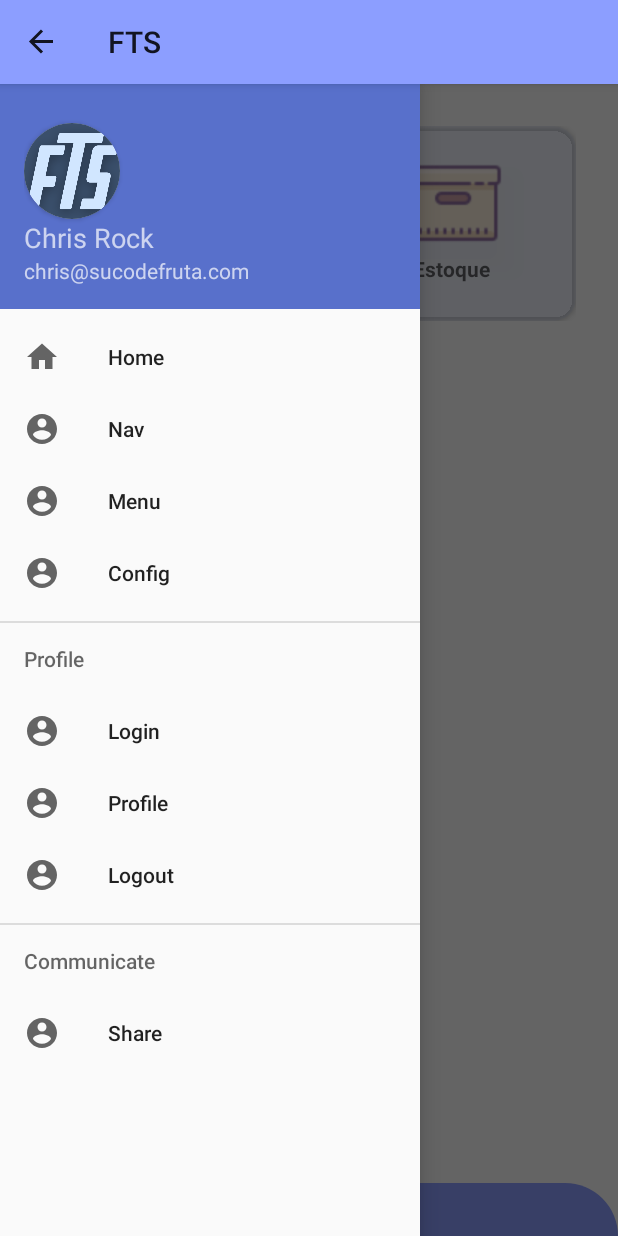
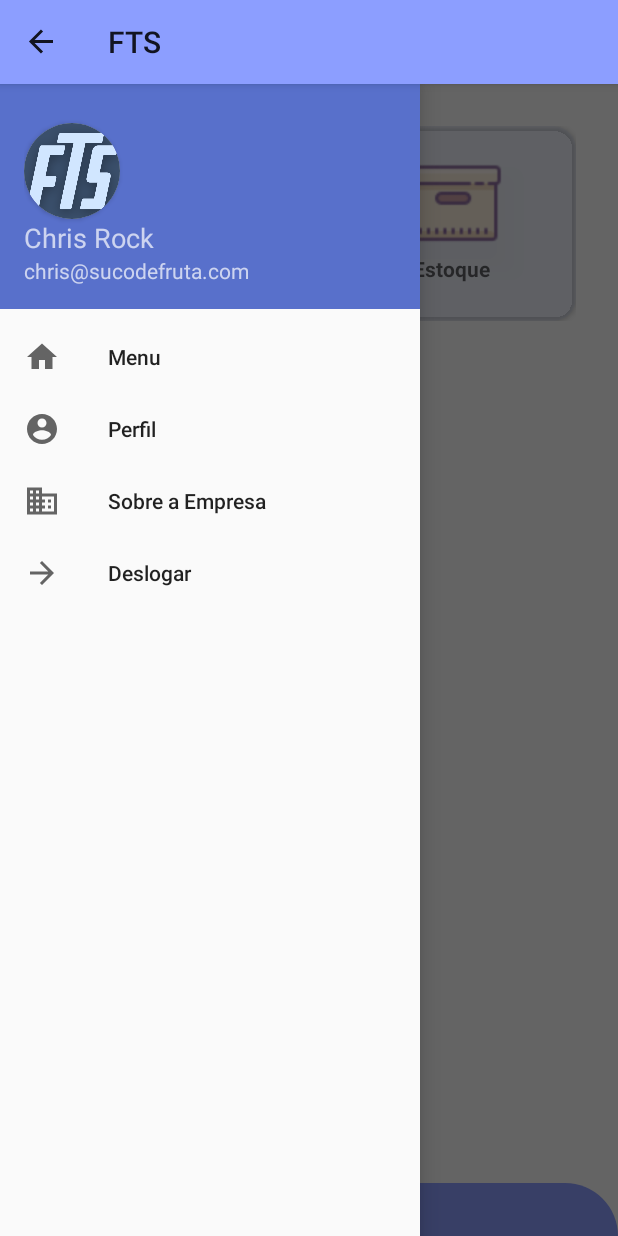
Before and after one commit to lorranasantos/Flow-Trading-System-App, an Android app: the MenuActivity screen opened directly, with no data from a screen before it, with the side drawer open, on a phone screen of 412 x 824 dp. Run offline under Robolectric (Android 15) with nearby library versions, the phone set to English and light mode, and no system bars.

Commit message:
Troca de telas utilizando o NavigationDrawer

```diff
--- a/app/build.gradle
+++ b/app/build.gradle
@@ -22,6 +22,10 @@ android {
             proguardFiles getDefaultProguardFile('proguard-android-optimize.txt'), 'proguard-rules.pro'
         }
     }
+
+    compileOptions {
+        targetCompatibility JavaVersion.VERSION_1_8
+    }
 }
 
 dependencies {
--- a/app/src/main/AndroidManifest.xml
+++ b/app/src/main/AndroidManifest.xml
@@ -39,6 +39,8 @@
         </activity>
         <activity android:name=".gui.gui.InventoryActivity"/>
         <activity android:name=".gui.gui.AddNewProductActivity"/>
+        <activity android:name=".gui.gui.CompanyInfoActivity"/>
+        <activity android:name=".gui.gui.UserInfoActivity"/>
     </application>
 
 </manifest>
--- /dev/null
+++ b/app/src/main/res/drawable/ic_baseline_arrow_forward_24.xml
@@ -0,0 +1,11 @@
+<vector xmlns:android="http://schemas.android.com/apk/res/android"
+    android:width="24dp"
+    android:height="24dp"
+    android:viewportWidth="24"
+    android:viewportHeight="24"
+    android:tint="?attr/colorControlNormal"
+    android:autoMirrored="true">
+  <path
+      android:fillColor="@android:color/white"
+      android:pathData="M12,4l-1.41,1.41L16.17,11H4v2h12.17l-5.58,5.59L12,20l8,-8z"/>
+</vector>
--- /dev/null
+++ b/app/src/main/res/drawable/ic_baseline_business_24.xml
@@ -0,0 +1,10 @@
+<vector xmlns:android="http://schemas.android.com/apk/res/android"
+    android:width="24dp"
+    android:height="24dp"
+    android:viewportWidth="24"
+    android:viewportHeight="24"
+    android:tint="?attr/colorControlNormal">
+  <path
+      android:fillColor="@android:color/white"
+      android:pathData="M12,7L12,3L2,3v18h20L22,7L12,7zM6,19L4,19v-2h2v2zM6,15L4,15v-2h2v2zM6,11L4,11L4,9h2v2zM6,7L4,7L4,5h2v2zM10,19L8,19v-2h2v2zM10,15L8,15v-2h2v2zM10,11L8,11L8,9h2v2zM10,7L8,7L8,5h2v2zM20,19h-8v-2h2v-2h-2v-2h2v-2h-2L12,9h8v10zM18,11h-2v2h2v-2zM18,15h-2v2h2v-2z"/>
+</vector>
--- a/app/src/main/res/menu/nav_drawer_menu.xml
+++ b/app/src/main/res/menu/nav_drawer_menu.xml
@@ -3,62 +3,21 @@
 
     <group android:checkableBehavior="single">
         <item
-            android:id="@+id/nav_profile1"
+            android:id="@+id/nav_option_home"
             android:icon="@drawable/home_24"
-            android:title="Home" />
+            android:title="@string/home" />
         <item
-            android:id="@+id/nav_profile2"
+            android:id="@+id/nav_option_profile"
             android:icon="@drawable/ic_profile_24"
-            android:title="Nav " />
+            android:title="@string/profile" />
         <item
-            android:id="@+id/nav_profile3"
-            android:icon="@drawable/ic_profile_24"
-            android:title="Menu" />
+            android:id="@+id/nav_option_company"
+            android:icon="@drawable/ic_baseline_business_24"
+            android:title="@string/company" />
         <item
-            android:id="@+id/nav_profile4"
-            android:icon="@drawable/ic_profile_24"
-            android:title="Config" />
+            android:id="@+id/nav_option_logout"
+            android:icon="@drawable/ic_baseline_arrow_forward_24"
+            android:title="@string/logout" />
     </group>
 
-    <group android:checkableBehavior="single">
-
-        <item android:title="Profile">
-
-            <menu>
-
-                <item
-                    android:id="@+id/nav_4"
-                    android:icon="@drawable/ic_profile_24"
-                    android:title="Login" />
-                <item
-                    android:id="@+id/nav_5"
-                    android:icon="@drawable/ic_profile_24"
-                    android:title="Profile" />
-                <item
-                    android:id="@+id/nav_6"
-                    android:icon="@drawable/ic_profile_24"
-                    android:title="Logout" />
-
-            </menu>
-        </item>
-
-    </group>
-
-    <item android:title="Communicate">
-
-        <menu>
-
-            <item
-                android:id="@+id/nav_7"
-                android:icon="@drawable/ic_profile_24"
-                android:title="Share" />
-            <item0
-                android:id="@+id/nav_8"
-                android:icon="@drawable/ic_profile_24"
-                android:title="Rate" />
-
-
-        </menu>
-    </item>
-
 </menu>
--- a/app/src/main/res/values/strings.xml
+++ b/app/src/main/res/values/strings.xml
@@ -1,14 +1,24 @@
 <resources>
-    <string name="app_name">Flow Tranding System</string>
+    <string name="app_name">Flow Trading System</string>
     <string name="login">Login</string>
     <string name="forgotPassword">Esqueceu sua senha?</string>
 
     <!-- Personal Information-->
     <string name="nome">Nome</string>
     <string name="rg">RG</string>
+    <string name="rgUser">RG:</string>
     <string name="cpf">CPF</string>
+    <string name="cpfUser">CPF:</string>
     <string name="user">Usuário</string>
+    <string name="role">Cargo:</string>
+    <string name="branch">Filial Atual:</string>
+    <string name="permission">Permissão:</string>
     <string name="password">Senha</string>
+    <string name="profile">Perfil</string>
+    <string name="company">Sobre a Empresa</string>
+    <string name="home">Menu</string>
+    <string name="logout">Deslogar</string>
+    <string name="config">Configurações</string>
 
     <!-- Titles and subtitles-->
 
```
Also changed, not shown: app/src/main/java/com/example/flowtrandingsystem/gui/gui/CompanyInfoActivity.kt (added, +67 -0 lines), app/src/main/java/com/example/flowtrandingsystem/gui/gui/MenuActivity.kt (+20 -10 lines), app/src/main/java/com/example/flowtrandingsystem/gui/gui/UserInfoActivity.kt (added, +66 -0 lines), app/src/main/res/layout/company_info_activity.xml (added, +174 -0 lines), app/src/main/res/layout/main_activity.xml (+5 -18 lines), app/src/main/res/layout/user_info_activity.xml (added, +161 -0 lines).
